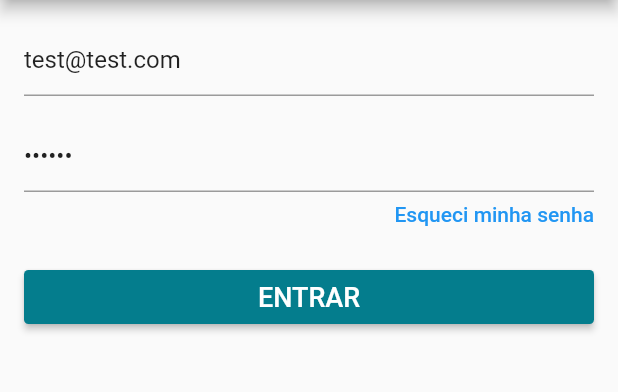
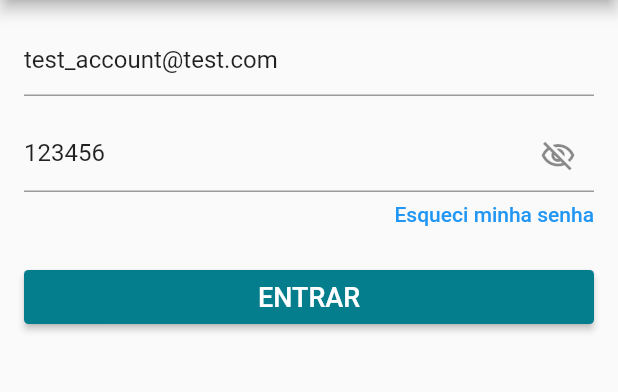
Before and after one commit to emerson-roots/loja_virtual_flutter, a Flutter app: the screen it shows after launch, in the side drawer, after a tap on "Entre ou cadastre-se >", on a phone screen of 412 x 824 dp, the part 84-476 px from its top. Run offline on Flutter 3.47's test engine with Material 2 defaults, Android fonts, the phone set to English and light mode, and no system bars; our stand-ins replace carousel_slider, cloud_firestore, connectivity_plus, firebase_auth, firebase_core, flutter_secure_storage and 3 more; accounts and stored records are empty; network calls fail.

Commit message:
[Release v1.0.0 - PRODUCAO] primeira versao publicada na Play Store em producao

```diff
--- a/lib/datas/query_sqlite.dart
+++ b/lib/datas/query_sqlite.dart
@@ -162,7 +162,7 @@ CREATE TABLE Places (
 
   static const String insertsUser = '''
   INSERT INTO Users (email, password, name, address) VALUES
-('test@test.com', '123456', 'Test Account', 'Rua dos Testes, 123');
+('test_account@test.com', '123456', 'Test Account', 'Rua dos Testes, 123');
   ''';
 
   static const String insertsProducts = '''
--- a/lib/main.dart
+++ b/lib/main.dart
@@ -33,7 +33,7 @@ void main() async {
   runZonedGuarded(
     () async {
       WidgetsFlutterBinding.ensureInitialized();
-      await Firebase.initializeApp();
+      // await Firebase.initializeApp();
 
       runApp(
         MultiProvider(
--- a/lib/screens/login_screen.dart
+++ b/lib/screens/login_screen.dart
@@ -24,12 +24,13 @@ class _LoginScreenState extends State<LoginScreen> {
   // controladores para capturar informacoes de binding da tela
   final _emailController = TextEditingController();
   final _passwordController = TextEditingController();
+  bool _isMostrarSenha = false;
 
   @override
   void initState() {
     super.initState();
 
-    _emailController.text = 'test@test.com';
+    _emailController.text = 'test_account@test.com';
     _passwordController.text = '123456';
   }
 
@@ -110,8 +111,21 @@ class _LoginScreenState extends State<LoginScreen> {
                   const SizedBox(height: 16.0),
                   TextFormField(
                     controller: _passwordController,
-                    decoration: const InputDecoration(hintText: "Senha"),
-                    obscureText: true,
+                    decoration: InputDecoration(
+                        hintText: "Senha",
+                        suffixIcon: IconButton(
+                          onPressed: () {
+                            setState(() {
+                              _isMostrarSenha = !_isMostrarSenha;
+                            });
+                          },
+                          icon: Icon(
+                            _isMostrarSenha
+                                ? Icons.visibility_outlined
+                                : Icons.visibility_off_outlined,
+                          ),
+                        )),
+                    obscureText: _isMostrarSenha,
                     validator: (text) {
                       // o validator deve ser usado em conjunto com o _formKey instanciado no inicio da classe
                       // o _formKey deve ser setado na propriedade "key" do widget Form
```
Also changed, not shown: lib/screens/signup_screen.dart (+17 -2 lines), 5 other files.
